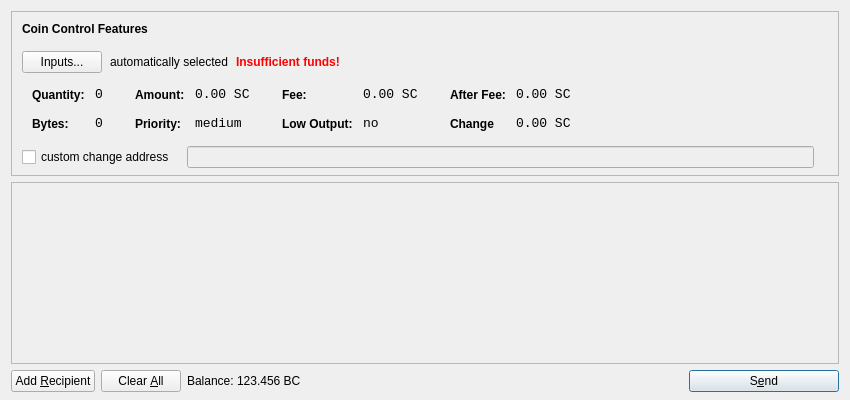
This is src/qt/forms/sendcoinsdialog.ui in shnurf/silkcoin as Qt 5 draws it before an edit. The edited form follows.
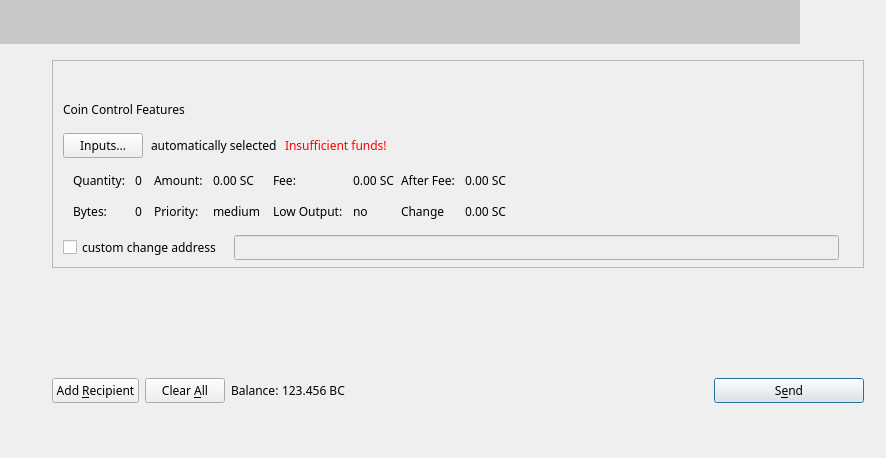
This is the edited form. Icons and pictures are not drawn.

The edit to the form file:
```diff
--- a/src/qt/forms/sendcoinsdialog.ui
+++ b/src/qt/forms/sendcoinsdialog.ui
@@ -6,16 +6,59 @@
    <rect>
     <x>0</x>
     <y>0</y>
-    <width>850</width>
-    <height>400</height>
+    <width>815</width>
+    <height>458</height>
    </rect>
   </property>
   <property name="windowTitle">
    <string>Send Coins</string>
   </property>
-  <layout class="QVBoxLayout" name="verticalLayout" stretch="0,1,0">
+  <property name="styleSheet">
+   <string notr="true">font-family:Proxima Nova Rg;</string>
+  </property>
+  <layout class="QVBoxLayout" name="verticalLayout" stretch="0,0">
+   <property name="leftMargin">
+    <number>0</number>
+   </property>
+   <property name="topMargin">
+    <number>0</number>
+   </property>
+   <property name="rightMargin">
+    <number>0</number>
+   </property>
    <property name="bottomMargin">
     <number>8</number>
+   </property>
+   <item>
+    <widget class="QFrame" name="verticalFrame">
+     <property name="minimumSize">
+      <size>
+       <width>800</width>
+       <height>44</height>
+      </size>
+     </property>
+     <property name="maximumSize">
+      <size>
+       <width>800</width>
+       <height>44</height>
+      </size>
+     </property>
+     <property name="styleSheet">
+      <string notr="true">background:#c7c7c7;</string>
+     </property>
+     <layout class="QVBoxLayout" name="verticalLayout_9"/>
+    </widget>
+   </item>
+   <item>
+    <layout class="QVBoxLayout" name="verticalLayout_10">
+     <property name="leftMargin">
+      <number>52</number>
+     </property>
+     <property name="topMargin">
+      <number>10</number>
+     </property>
+     <property name="rightMargin">
+      <number>22</number>
    </property>
    <item>
     <widget class="QFrame" name="frameCoinControl">
@@ -31,6 +74,9 @@
        <height>16777215</height>
       </size>
      </property>
+       <property name="styleSheet">
+        <string notr="true"/>
+       </property>
      <property name="frameShape">
       <enum>QFrame::StyledPanel</enum>
      </property>
@@ -54,7 +100,7 @@
        <number>6</number>
       </property>
       <item>
-       <layout class="QVBoxLayout" name="verticalLayoutCoinControl" stretch="0,0,0,0,1">
+         <layout class="QVBoxLayout" name="verticalLayoutCoinControl" stretch="0,0,0,0,0,1">
         <property name="spacing">
          <number>0</number>
         </property>
@@ -64,6 +110,17 @@
         <property name="topMargin">
          <number>10</number>
         </property>
+          <item>
+           <widget class="QWidget" name="verticalWidget" native="true">
+            <property name="minimumSize">
+             <size>
+              <width>0</width>
+              <height>30</height>
+             </size>
+            </property>
+            <layout class="QVBoxLayout" name="verticalLayout_8" stretch=""/>
+           </widget>
+          </item>
         <item>
          <layout class="QHBoxLayout" name="horizontalLayoutCoinControl1">
           <property name="bottomMargin">
@@ -79,12 +136,13 @@
             </property>
             <property name="font">
              <font>
-              <weight>75</weight>
-              <bold>true</bold>
+                <family>Proxima Nova Rg</family>
+                <weight>50</weight>
+                <bold>false</bold>
              </font>
             </property>
             <property name="styleSheet">
-             <string notr="true">font-weight:bold;</string>
+               <string notr="true"/>
             </property>
             <property name="text">
              <string>Coin Control Features</string>
@@ -125,12 +183,13 @@
            <widget class="QLabel" name="labelCoinControlInsuffFunds">
             <property name="font">
              <font>
-              <weight>75</weight>
-              <bold>true</bold>
+                <family>Proxima Nova Rg</family>
+                <weight>50</weight>
+                <bold>false</bold>
              </font>
             </property>
             <property name="styleSheet">
-             <string notr="true">color:red;font-weight:bold;</string>
+               <string notr="true">color:red;</string>
             </property>
             <property name="text">
              <string>Insufficient funds!</string>
@@ -188,7 +247,7 @@
            <item>
             <layout class="QHBoxLayout" name="horizontalLayoutCoinControl3" stretch="0,0,0,1">
              <property name="spacing">
-              <number>20</number>
+                <number>0</number>
              </property>
              <property name="topMargin">
               <number>0</number>
@@ -216,7 +275,7 @@
                <item row="0" column="0">
                 <widget class="QLabel" name="labelCoinControlQuantityText">
                  <property name="styleSheet">
-                  <string notr="true">font-weight:bold;</string>
+                    <string notr="true"/>
                  </property>
                  <property name="text">
                   <string>Quantity:</string>
@@ -230,8 +289,7 @@
                 <widget class="QLabel" name="labelCoinControlQuantity">
                  <property name="font">
                   <font>
-                   <family>Monospace</family>
-                   <pointsize>10</pointsize>
+                     <family>Proxima Nova Rg</family>
                   </font>
                  </property>
                  <property name="cursor">
@@ -254,7 +312,7 @@
                <item row="1" column="0">
                 <widget class="QLabel" name="labelCoinControlBytesText">
                  <property name="styleSheet">
-                  <string notr="true">font-weight:bold;</string>
+                    <string notr="true"/>
                  </property>
                  <property name="text">
                   <string>Bytes:</string>
@@ -265,8 +323,7 @@
                 <widget class="QLabel" name="labelCoinControlBytes">
                  <property name="font">
                   <font>
-                   <family>Monospace</family>
-                   <pointsize>10</pointsize>
+                     <family>Proxima Nova Rg</family>
                   </font>
                  </property>
                  <property name="cursor">
@@ -305,7 +362,7 @@
                <item row="0" column="0">
                 <widget class="QLabel" name="labelCoinControlAmountText">
                  <property name="styleSheet">
-                  <string notr="true">font-weight:bold;</string>
+                    <string notr="true"/>
                  </property>
                  <property name="text">
                   <string>Amount:</string>
@@ -319,8 +376,7 @@
                 <widget class="QLabel" name="labelCoinControlAmount">
                  <property name="font">
                   <font>
-                   <family>Monospace</family>
-                   <pointsize>10</pointsize>
+                     <family>Proxima Nova Rg</family>
                   </font>
                  </property>
                  <property name="cursor">
@@ -340,7 +396,7 @@
                <item row="1" column="0">
                 <widget class="QLabel" name="labelCoinControlPriorityText">
                  <property name="styleSheet">
-                  <string notr="true">font-weight:bold;</string>
+                    <string notr="true"/>
                  </property>
                  <property name="text">
                   <string>Priority:</string>
@@ -351,8 +407,7 @@
                 <widget class="QLabel" name="labelCoinControlPriority">
                  <property name="font">
                   <font>
-                   <family>Monospace</family>
-                   <pointsize>10</pointsize>
+                     <family>Proxima Nova Rg</family>
                   </font>
                  </property>
                  <property name="cursor">
@@ -386,12 +441,12 @@
                 <number>4</number>
                </property>
                <property name="rightMargin">
-                <number>6</number>
+                  <number>0</number>
                </property>
                <item row="0" column="0">
                 <widget class="QLabel" name="labelCoinControlFeeText">
                  <property name="styleSheet">
-                  <string notr="true">font-weight:bold;</string>
+                    <string notr="true"/>
                  </property>
                  <property name="text">
                   <string>Fee:</string>
@@ -405,8 +460,7 @@
                 <widget class="QLabel" name="labelCoinControlFee">
                  <property name="font">
                   <font>
-                   <family>Monospace</family>
-                   <pointsize>10</pointsize>
+                     <family>Proxima Nova Rg</family>
                   </font>
                  </property>
                  <property name="cursor">
@@ -426,7 +480,7 @@
                <item row="1" column="0">
                 <widget class="QLabel" name="labelCoinControlLowOutputText">
                  <property name="styleSheet">
-                  <string notr="true">font-weight:bold;</string>
+                    <string notr="true"/>
                  </property>
                  <property name="text">
                   <string>Low Output:</string>
@@ -437,8 +491,7 @@
                 <widget class="QLabel" name="labelCoinControlLowOutput">
                  <property name="font">
                   <font>
-                   <family>Monospace</family>
-                   <pointsize>10</pointsize>
+                     <family>Proxima Nova Rg</family>
                   </font>
                  </property>
                  <property name="cursor">
@@ -476,9 +529,6 @@
                </property>
                <item row="0" column="0">
                 <widget class="QLabel" name="labelCoinControlAfterFeeText">
-                 <property name="styleSheet">
-                  <string notr="true">font-weight:bold;</string>
-                 </property>
                  <property name="text">
                   <string>After Fee:</string>
                  </property>
@@ -491,8 +541,7 @@
                 <widget class="QLabel" name="labelCoinControlAfterFee">
                  <property name="font">
                   <font>
-                   <family>Monospace</family>
-                   <pointsize>10</pointsize>
+                     <family>Proxima Nova Rg</family>
                   </font>
                  </property>
                  <property name="cursor">
@@ -512,7 +561,7 @@
                <item row="1" column="0">
                 <widget class="QLabel" name="labelCoinControlChangeText">
                  <property name="styleSheet">
-                  <string notr="true">font-weight:bold;</string>
+                    <string notr="true"/>
                  </property>
                  <property name="text">
                   <string>Change</string>
@@ -523,8 +572,7 @@
                 <widget class="QLabel" name="labelCoinControlChange">
                  <property name="font">
                   <font>
-                   <family>Monospace</family>
-                   <pointsize>10</pointsize>
+                     <family>Proxima Nova Rg</family>
                   </font>
                  </property>
                  <property name="cursor">
@@ -624,8 +672,30 @@
      </layout>
     </widget>
    </item>
+     <item>
+      <spacer name="verticalSpacer_2">
+       <property name="orientation">
+        <enum>Qt::Vertical</enum>
+       </property>
+       <property name="sizeType">
+        <enum>QSizePolicy::Fixed</enum>
+       </property>
+       <property name="sizeHint" stdset="0">
+        <size>
+         <width>20</width>
+         <height>30</height>
+        </size>
+       </property>
+      </spacer>
+     </item>
    <item>
     <widget class="QScrollArea" name="scrollArea">
+       <property name="frameShape">
+        <enum>QFrame::NoFrame</enum>
+       </property>
+       <property name="frameShadow">
+        <enum>QFrame::Plain</enum>
+       </property>
      <property name="widgetResizable">
       <bool>true</bool>
      </property>
@@ -634,10 +704,16 @@
        <rect>
         <x>0</x>
         <y>0</y>
-        <width>826</width>
-        <height>145</height>
-       </rect>
-      </property>
+          <width>741</width>
+          <height>85</height>
+         </rect>
+        </property>
+        <property name="sizePolicy">
+         <sizepolicy hsizetype="Expanding" vsizetype="Expanding">
+          <horstretch>0</horstretch>
+          <verstretch>0</verstretch>
+         </sizepolicy>
+        </property>
       <layout class="QVBoxLayout" name="verticalLayout_2">
        <property name="leftMargin">
         <number>0</number>
@@ -656,21 +732,11 @@
          <property name="spacing">
           <number>6</number>
          </property>
-        </layout>
-       </item>
-       <item>
-        <spacer name="verticalSpacer">
-         <property name="orientation">
-          <enum>Qt::Vertical</enum>
-         </property>
-         <property name="sizeHint" stdset="0">
-          <size>
-           <width>20</width>
-           <height>40</height>
-          </size>
-         </property>
-        </spacer>
-       </item>
+           <property name="sizeConstraint">
+            <enum>QLayout::SetNoConstraint</enum>
+           </property>
+          </layout>
+         </item>
       </layout>
      </widget>
     </widget>
@@ -794,6 +860,21 @@
         <bool>true</bool>
        </property>
       </widget>
+       </item>
+      </layout>
+     </item>
+     <item>
+      <spacer name="verticalSpacer">
+       <property name="orientation">
+        <enum>Qt::Vertical</enum>
+       </property>
+       <property name="sizeHint" stdset="0">
+        <size>
+         <width>20</width>
+         <height>40</height>
+        </size>
+       </property>
+      </spacer>
      </item>
     </layout>
    </item>
```
Lines whose indentation alone changed are shown as unchanged.
